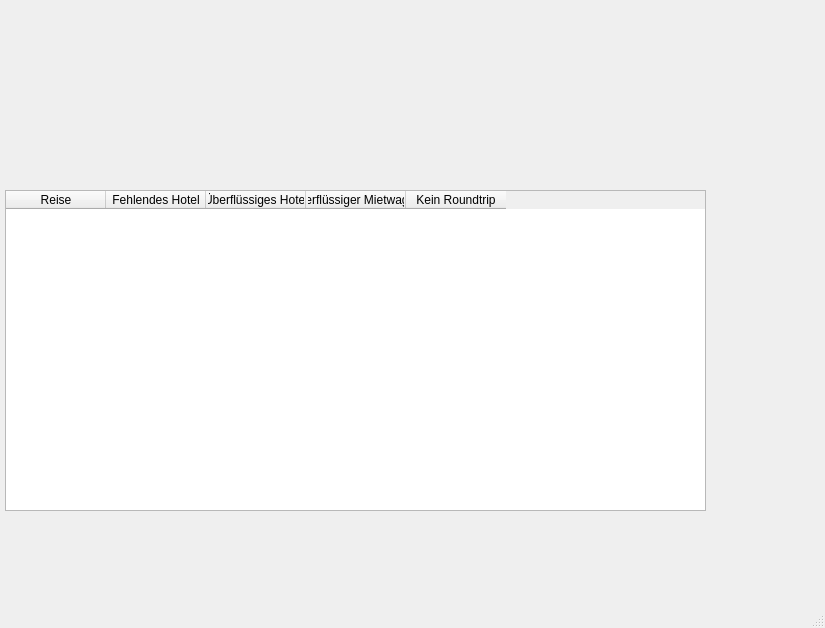
Qt form travelcheck.ui (TheTobiTiger02/PG2Praktikum5) before a commit.
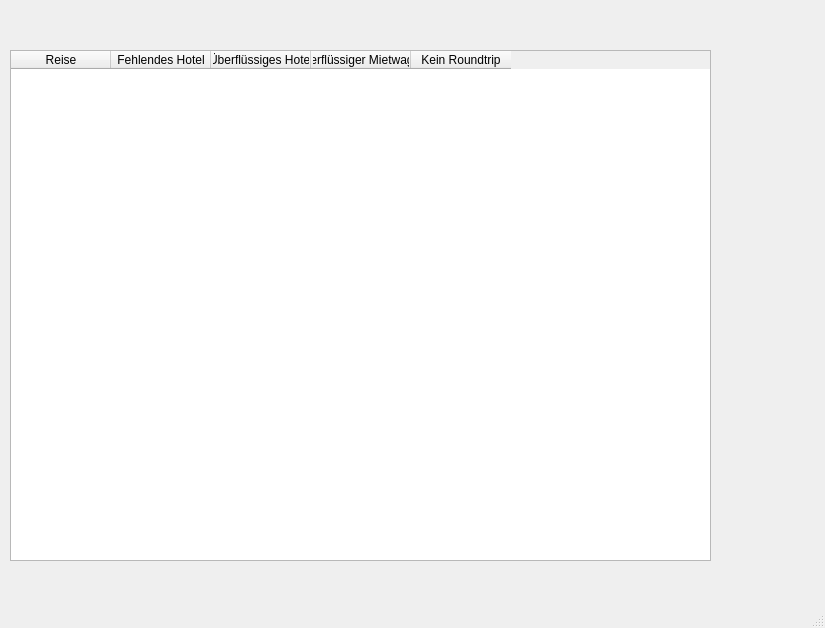
The same form after that commit.

What changed in the file:
```diff
--- a/travelcheck.ui
+++ b/travelcheck.ui
@@ -17,10 +17,10 @@
    <widget class="QTableWidget" name="tableWidget">
     <property name="geometry">
      <rect>
-      <x>5</x>
-      <y>190</y>
+      <x>10</x>
+      <y>50</y>
       <width>701</width>
-      <height>321</height>
+      <height>511</height>
      </rect>
     </property>
     <property name="verticalScrollBarPolicy">
```
